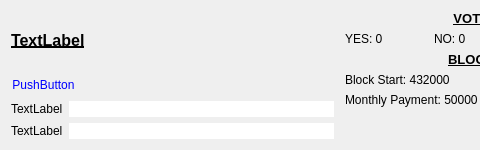
Before: the Qt Designer form src/qt/forms/budgetitem.ui in SocialSend/SocialSend, drawn with Qt 5; both pictures show x 0 to 480 and y 0 to 150 of the 728 by 150 pixel window.
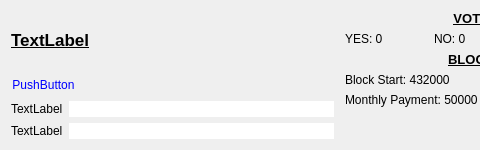
After: the same form once the commit is applied.

Diff of the .ui file:
```diff
--- a/src/qt/forms/budgetitem.ui
+++ b/src/qt/forms/budgetitem.ui
@@ -37,12 +37,17 @@
         <widget class="QLabel" name="lblBudgetName">
          <property name="font">
           <font>
-           <pointsize>12</pointsize>
-           <weight>75</weight>
+           <pointsize>-1</pointsize>
+           <weight>87</weight>
            <bold>true</bold>
            <underline>true</underline>
           </font>
          </property>
+         <property name="styleSheet">
+          <string notr="true">text-decoration:underline;
+font-size:17px;
+font-weight:700;</string>
+         </property>
          <property name="text">
           <string>TextLabel</string>
          </property>
```
